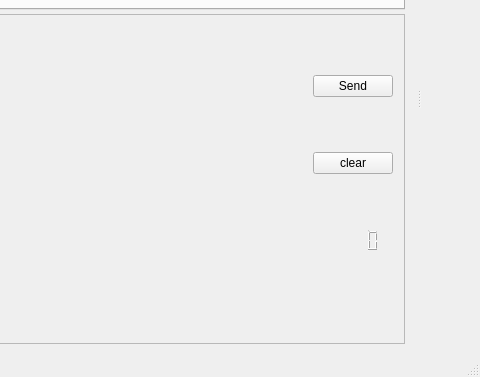
This is mainwindow.ui in Liurunyuan/guiJ75 as Qt 5 draws it before an edit; both pictures show x 748 to 1228 and y 199 to 576 of the 1228 by 576 pixel window. The edited form follows.
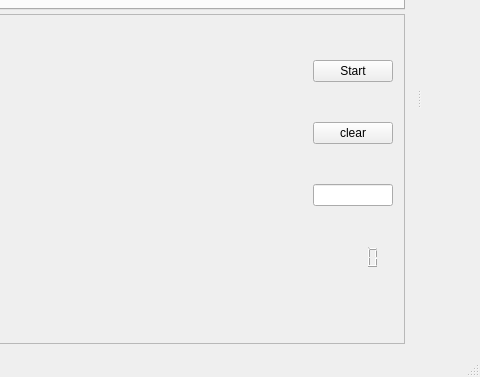
This is the edited form. Custom widgets are drawn as their Qt base class.

Diff of the .ui file:
```diff
--- a/mainwindow.ui
+++ b/mainwindow.ui
@@ -543,7 +543,7 @@
           <item>
            <widget class="QPushButton" name="SendBtn">
             <property name="text">
-             <string>Send</string>
+             <string>Start</string>
             </property>
            </widget>
           </item>
@@ -554,6 +554,9 @@
             </property>
            </widget>
           </item>
+          <item>
+           <widget class="QLineEdit" name="duty"/>
+          </item>
           <item>
            <widget class="QLCDNumber" name="lcdNumber">
             <property name="sizePolicy">
```
